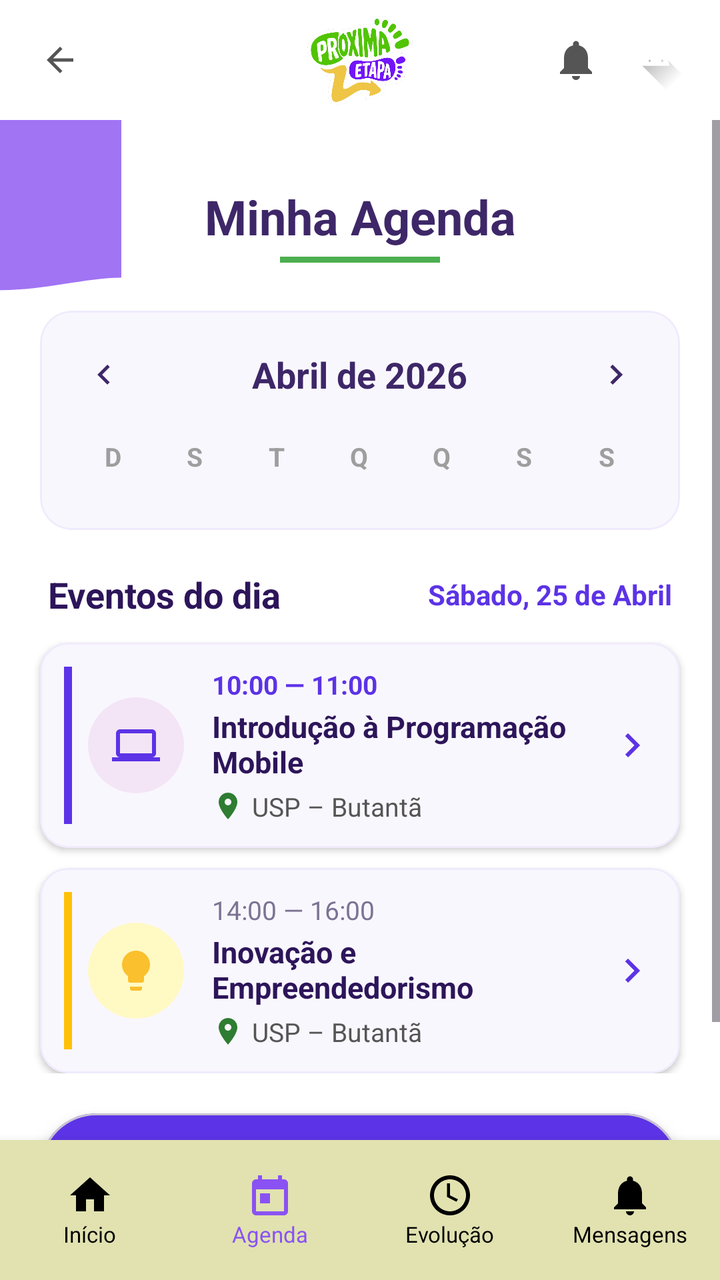
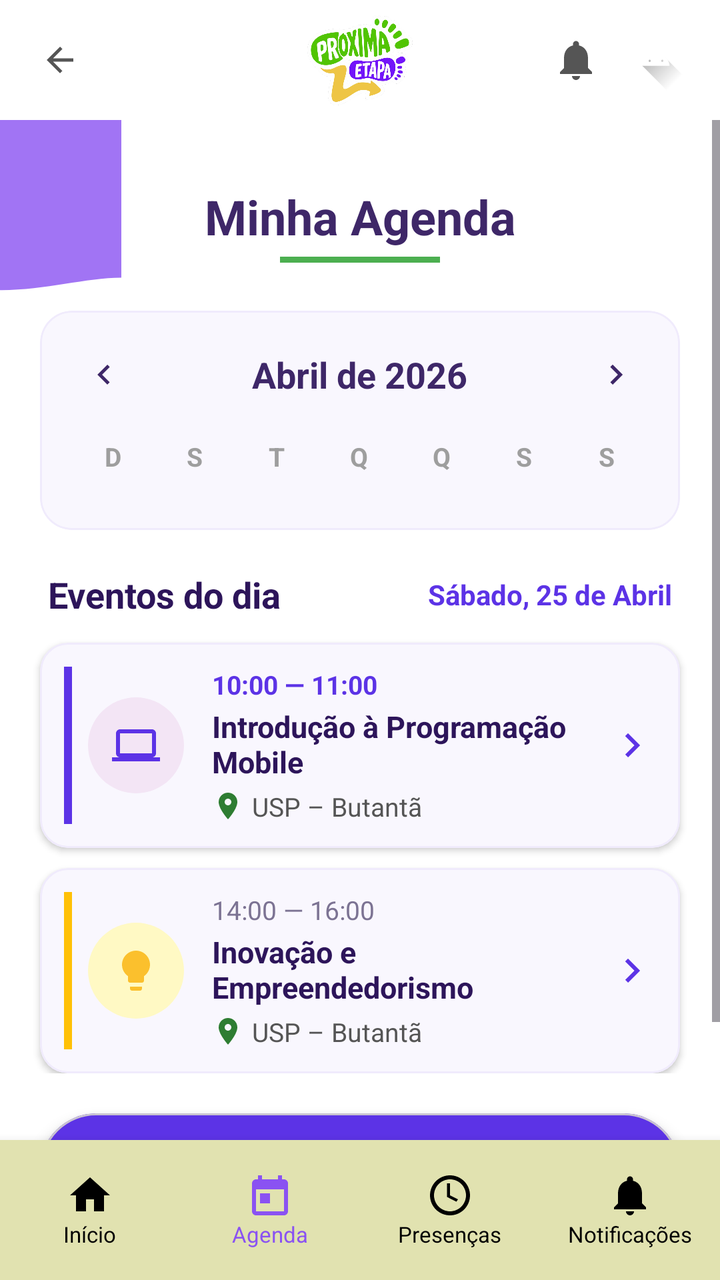

The first picture is an Android layout as it rendered before a commit; the second is the same layout after the commit. The layout source and the unified diff follow.
<!-- AndroidManifest.xml: application theme Theme.NextStepApp -->
<!-- res/layout/activity_agenda.xml -->
<?xml version="1.0" encoding="utf-8"?>
<androidx.constraintlayout.widget.ConstraintLayout xmlns:android="http://schemas.android.com/apk/res/android"
    xmlns:app="http://schemas.android.com/apk/res-auto"
    xmlns:tools="http://schemas.android.com/tools"
    android:layout_width="match_parent"
    android:layout_height="match_parent"
    android:background="@color/white"
    tools:context=".ui.AgendaActivity">

    
    <androidx.constraintlayout.widget.ConstraintLayout
        android:id="@+id/topBar"
        android:layout_width="match_parent"
        android:layout_height="60dp"
        android:paddingHorizontal="16dp"
        app:layout_constraintTop_toTopOf="parent">

        <ImageView
            android:id="@+id/btnBack"
            android:layout_width="28dp"
            android:layout_height="28dp"
            android:padding="4dp"
            android:src="@drawable/ic_back"
            app:layout_constraintBottom_toBottomOf="parent"
            app:layout_constraintStart_toStartOf="parent"
            app:layout_constraintTop_toTopOf="parent"
            app:tint="#555555" />

        <ImageView
            android:id="@+id/logoDetails"
            android:layout_width="110dp"
            android:layout_height="45dp"
            android:src="@drawable/logoproximaetapa"
            app:layout_constraintBottom_toBottomOf="parent"
            app:layout_constraintEnd_toEndOf="parent"
            app:layout_constraintStart_toStartOf="parent"
            app:layout_constraintTop_toTopOf="parent" />

        <ImageView
            android:id="@+id/btnNotification"
            android:layout_width="24dp"
            android:layout_height="24dp"
            android:layout_marginEnd="12dp"
            android:src="@drawable/ic_notifications"
            app:layout_constraintBottom_toBottomOf="parent"
            app:layout_constraintEnd_toStartOf="@id/btnProfile"
            app:layout_constraintTop_toTopOf="parent"
            app:tint="#555555" />

        <ImageView
            android:id="@+id/btnProfile"
            android:layout_width="32dp"
            android:layout_height="32dp"
            android:src="@drawable/ic_launcher_foreground"
            app:layout_constraintBottom_toBottomOf="parent"
            app:layout_constraintEnd_toEndOf="parent"
            app:layout_constraintTop_toTopOf="parent" />
    </androidx.constraintlayout.widget.ConstraintLayout>

    <ScrollView
        android:id="@+id/scrollAgenda"
        android:layout_width="match_parent"
        android:layout_height="0dp"
        android:fillViewport="true"
        app:layout_constraintBottom_toTopOf="@id/bottomNavigation"
        app:layout_constraintTop_toBottomOf="@id/topBar">

        <androidx.constraintlayout.widget.ConstraintLayout
            android:layout_width="match_parent"
            android:layout_height="wrap_content"
            android:paddingBottom="24dp">

            
            <View
                android:id="@+id/purpleDecoration"
                android:layout_width="120dp"
                android:layout_height="120dp"
                android:layout_marginStart="-60dp"
                android:layout_marginTop="-20dp"
                android:alpha="0.8"
                android:background="@drawable/bg_home_header"
                app:layout_constraintStart_toStartOf="parent"
                app:layout_constraintTop_toTopOf="parent" />

            <TextView
                android:id="@+id/tvHeaderTitle"
                android:layout_width="wrap_content"
                android:layout_height="wrap_content"
                android:layout_marginTop="32dp"
                android:text="Minha Agenda"
                android:textColor="#3E2768"
                android:textSize="24sp"
                android:textStyle="bold"
                app:layout_constraintEnd_toEndOf="parent"
                app:layout_constraintStart_toStartOf="parent"
                app:layout_constraintTop_toTopOf="parent" />

            <View
                android:id="@+id/titleUnderline"
                android:layout_width="80dp"
                android:layout_height="3dp"
                android:layout_marginTop="4dp"
                android:background="#4CAF50"
                app:layout_constraintEnd_toEndOf="parent"
                app:layout_constraintStart_toStartOf="parent"
                app:layout_constraintTop_toBottomOf="@id/tvHeaderTitle" />

            
            <com.google.android.material.card.MaterialCardView
                android:id="@+id/cardCalendarContainer"
                android:layout_width="match_parent"
                android:layout_height="wrap_content"
                android:layout_marginHorizontal="20dp"
                android:layout_marginTop="24dp"
                app:cardCornerRadius="16dp"
                app:cardElevation="0dp"
                app:strokeColor="#F0EBFC"
                app:strokeWidth="1dp"
                app:cardBackgroundColor="#F9F7FE"
                app:layout_constraintTop_toBottomOf="@id/titleUnderline">

                <LinearLayout
                    android:layout_width="match_parent"
                    android:layout_height="wrap_content"
                    android:orientation="vertical"
                    android:padding="16dp">

                    
                    <RelativeLayout
                        android:layout_width="match_parent"
                        android:layout_height="wrap_content"
                        android:layout_marginBottom="16dp">

                        <ImageView
                            android:id="@+id/btnPrevMonth"
                            android:layout_width="32dp"
                            android:layout_height="32dp"
                            android:layout_alignParentStart="true"
                            android:clickable="true"
                            android:focusable="true"
                            android:background="?attr/selectableItemBackgroundBorderless"
                            android:padding="6dp"
                            android:src="@drawable/ic_chevron_left"
                            app:tint="#3E2768" />

                        <TextView
                            android:id="@+id/tvMonthYear"
                            android:layout_width="wrap_content"
                            android:layout_height="wrap_content"
                            android:layout_centerInParent="true"
                            android:text="Abril de 2026"
                            android:textColor="#3E2768"
                            android:textSize="18sp"
                            android:textStyle="bold" />

                        <ImageView
                            android:id="@+id/btnNextMonth"
                            android:layout_width="32dp"
                            android:layout_height="32dp"
                            android:layout_alignParentEnd="true"
                            android:clickable="true"
                            android:focusable="true"
                            android:background="?attr/selectableItemBackgroundBorderless"
                            android:padding="6dp"
                            android:src="@drawable/ic_chevron_right"
                            app:tint="#3E2768" />
                    </RelativeLayout>

                    
                    <LinearLayout
                        android:layout_width="match_parent"
                        android:layout_height="wrap_content"
                        android:orientation="horizontal"
                        android:layout_marginBottom="12dp">

                        <TextView android:layout_width="0dp" android:layout_height="wrap_content" android:layout_weight="1" android:gravity="center" android:text="D" android:textColor="#9E9E9E" android:textSize="13sp" android:textStyle="bold" />
                        <TextView android:layout_width="0dp" android:layout_height="wrap_content" android:layout_weight="1" android:gravity="center" android:text="S" android:textColor="#9E9E9E" android:textSize="13sp" android:textStyle="bold" />
                        <TextView android:layout_width="0dp" android:layout_height="wrap_content" android:layout_weight="1" android:gravity="center" android:text="T" android:textColor="#9E9E9E" android:textSize="13sp" android:textStyle="bold" />
                        <TextView android:layout_width="0dp" android:layout_height="wrap_content" android:layout_weight="1" android:gravity="center" android:text="Q" android:textColor="#9E9E9E" android:textSize="13sp" android:textStyle="bold" />
                        <TextView android:layout_width="0dp" android:layout_height="wrap_content" android:layout_weight="1" android:gravity="center" android:text="Q" android:textColor="#9E9E9E" android:textSize="13sp" android:textStyle="bold" />
                        <TextView android:layout_width="0dp" android:layout_height="wrap_content" android:layout_weight="1" android:gravity="center" android:text="S" android:textColor="#9E9E9E" android:textSize="13sp" android:textStyle="bold" />
                        <TextView android:layout_width="0dp" android:layout_height="wrap_content" android:layout_weight="1" android:gravity="center" android:text="S" android:textColor="#9E9E9E" android:textSize="13sp" android:textStyle="bold" />
                    </LinearLayout>

                    
                    <GridLayout
                        android:id="@+id/gridCalendarDays"
                        android:layout_width="match_parent"
                        android:layout_height="wrap_content"
                        android:columnCount="7"
                        android:useDefaultMargins="false" />

                </LinearLayout>
            </com.google.android.material.card.MaterialCardView>

            
            <LinearLayout
                android:id="@+id/layoutSelectedDayEvents"
                android:layout_width="match_parent"
                android:layout_height="wrap_content"
                android:layout_marginTop="20dp"
                android:orientation="vertical"
                app:layout_constraintTop_toBottomOf="@id/cardCalendarContainer">

                <RelativeLayout
                    android:layout_width="match_parent"
                    android:layout_height="wrap_content"
                    android:paddingHorizontal="24dp">

                    <TextView
                        android:id="@+id/tvLabelEventos"
                        android:layout_width="wrap_content"
                        android:layout_height="wrap_content"
                        android:layout_alignParentStart="true"
                        android:text="Eventos do dia"
                        android:textColor="#2D155A"
                        android:textSize="18sp"
                        android:textStyle="bold" />

                    <TextView
                        android:id="@+id/tvDateSelectedSubtitle"
                        android:layout_width="wrap_content"
                        android:layout_height="wrap_content"
                        android:layout_alignParentEnd="true"
                        android:layout_centerVertical="true"
                        android:text="Sábado, 25 de Abril"
                        android:textColor="#5C33E6"
                        android:textSize="14sp"
                        android:textStyle="bold" />
                </RelativeLayout>

                
                <com.google.android.material.card.MaterialCardView
                    android:id="@+id/cardEventoDia1"
                    android:layout_width="match_parent"
                    android:layout_height="wrap_content"
                    android:layout_marginHorizontal="20dp"
                    android:layout_marginTop="12dp"
                    android:clickable="true"
                    android:focusable="true"
                    android:foreground="?attr/selectableItemBackground"
                    app:cardBackgroundColor="#F9F7FE"
                    app:cardCornerRadius="14dp"
                    app:cardElevation="2dp"
                    app:strokeColor="#F0EBFC"
                    app:strokeWidth="1dp">

                    <androidx.constraintlayout.widget.ConstraintLayout
                        android:layout_width="match_parent"
                        android:layout_height="wrap_content"
                        android:padding="12dp">

                        <View
                            android:layout_width="4dp"
                            android:layout_height="0dp"
                            android:background="#5C33E6"
                            app:layout_constraintBottom_toBottomOf="parent"
                            app:layout_constraintStart_toStartOf="parent"
                            app:layout_constraintTop_toTopOf="parent" />

                        <View
                            android:id="@+id/bgIconDia1"
                            android:layout_width="48dp"
                            android:layout_height="48dp"
                            android:layout_marginStart="12dp"
                            android:background="@drawable/light_purple_circle"
                            app:layout_constraintBottom_toBottomOf="parent"
                            app:layout_constraintStart_toStartOf="parent"
                            app:layout_constraintTop_toTopOf="parent" />

                        <ImageView
                            android:layout_width="24dp"
                            android:layout_height="24dp"
                            android:src="@drawable/ic_laptop"
                            app:layout_constraintBottom_toBottomOf="@id/bgIconDia1"
                            app:layout_constraintEnd_toEndOf="@id/bgIconDia1"
                            app:layout_constraintStart_toStartOf="@id/bgIconDia1"
                            app:layout_constraintTop_toTopOf="@id/bgIconDia1"
                            app:tint="#5C33E6" />

                        <TextView
                            android:id="@+id/tvHoraDia1"
                            android:layout_width="wrap_content"
                            android:layout_height="wrap_content"
                            android:layout_marginStart="14dp"
                            android:text="10:00 — 11:00"
                            android:textColor="#5C33E6"
                            android:textSize="13sp"
                            android:textStyle="bold"
                            app:layout_constraintStart_toEndOf="@id/bgIconDia1"
                            app:layout_constraintTop_toTopOf="parent" />

                        <TextView
                            android:id="@+id/tvTituloDia1"
                            android:layout_width="0dp"
                            android:layout_height="wrap_content"
                            android:layout_marginTop="2dp"
                            android:text="Introdução à Programação Mobile"
                            android:textColor="#2D155A"
                            android:textSize="15sp"
                            android:textStyle="bold"
                            app:layout_constraintEnd_toStartOf="@+id/ivArrowDia1"
                            app:layout_constraintStart_toStartOf="@id/tvHoraDia1"
                            app:layout_constraintTop_toBottomOf="@id/tvHoraDia1" />

                        <ImageView
                            android:id="@+id/icPinDia1"
                            android:layout_width="16dp"
                            android:layout_height="16dp"
                            android:layout_marginTop="4dp"
                            android:src="@drawable/ic_location"
                            app:layout_constraintStart_toStartOf="@id/tvTituloDia1"
                            app:layout_constraintTop_toBottomOf="@id/tvTituloDia1"
                            app:tint="#2E7D32" />

                        <TextView
                            android:layout_width="wrap_content"
                            android:layout_height="wrap_content"
                            android:layout_marginStart="4dp"
                            android:text="USP – Butantã"
                            android:textColor="#555555"
                            android:textSize="13sp"
                            app:layout_constraintBottom_toBottomOf="@id/icPinDia1"
                            app:layout_constraintStart_toEndOf="@id/icPinDia1"
                            app:layout_constraintTop_toTopOf="@id/icPinDia1" />

                        <ImageView
                            android:id="@+id/ivArrowDia1"
                            android:layout_width="24dp"
                            android:layout_height="24dp"
                            android:src="@drawable/ic_chevron_right"
                            app:layout_constraintBottom_toBottomOf="parent"
                            app:layout_constraintEnd_toEndOf="parent"
                            app:layout_constraintTop_toTopOf="parent"
                            app:tint="#5C33E6" />
                    </androidx.constraintlayout.widget.ConstraintLayout>
                </com.google.android.material.card.MaterialCardView>

                
                <com.google.android.material.card.MaterialCardView
                    android:id="@+id/cardEventoDia2"
                    android:layout_width="match_parent"
                    android:layout_height="wrap_content"
                    android:layout_marginHorizontal="20dp"
                    android:layout_marginTop="10dp"
                    android:clickable="true"
                    android:focusable="true"
                    android:foreground="?attr/selectableItemBackground"
                    app:cardBackgroundColor="#F9F7FE"
                    app:cardCornerRadius="14dp"
                    app:cardElevation="2dp"
                    app:strokeColor="#F0EBFC"
                    app:strokeWidth="1dp">

                    <androidx.constraintlayout.widget.ConstraintLayout
                        android:layout_width="match_parent"
                        android:layout_height="wrap_content"
                        android:padding="12dp">

                        <View
                            android:layout_width="4dp"
                            android:layout_height="0dp"
                            android:background="#FFC107"
                            app:layout_constraintBottom_toBottomOf="parent"
                            app:layout_constraintStart_toStartOf="parent"
                            app:layout_constraintTop_toTopOf="parent" />

                        <View
                            android:id="@+id/bgIconDia2"
                            android:layout_width="48dp"
                            android:layout_height="48dp"
                            android:layout_marginStart="12dp"
                            android:background="@drawable/light_yellow_circle"
                            app:layout_constraintBottom_toBottomOf="parent"
                            app:layout_constraintStart_toStartOf="parent"
                            app:layout_constraintTop_toTopOf="parent" />

                        <ImageView
                            android:layout_width="24dp"
                            android:layout_height="24dp"
                            android:src="@drawable/ic_lightbulb"
                            app:layout_constraintBottom_toBottomOf="@id/bgIconDia2"
                            app:layout_constraintEnd_toEndOf="@id/bgIconDia2"
                            app:layout_constraintStart_toStartOf="@id/bgIconDia2"
                            app:layout_constraintTop_toTopOf="@id/bgIconDia2"
                            app:tint="#FBC02D" />

                        <TextView
                            android:id="@+id/tvHoraDia2"
                            android:layout_width="wrap_content"
                            android:layout_height="wrap_content"
                            android:layout_marginStart="14dp"
                            android:text="14:00 — 16:00"
                            android:textColor="#7C7393"
                            android:textSize="13sp"
                            app:layout_constraintStart_toEndOf="@id/bgIconDia2"
                            app:layout_constraintTop_toTopOf="parent" />

                        <TextView
                            android:id="@+id/tvTituloDia2"
                            android:layout_width="0dp"
                            android:layout_height="wrap_content"
                            android:layout_marginTop="2dp"
                            android:text="Inovação e Empreendedorismo"
                            android:textColor="#2D155A"
                            android:textSize="15sp"
                            android:textStyle="bold"
                            app:layout_constraintEnd_toStartOf="@+id/ivArrowDia2"
                            app:layout_constraintStart_toStartOf="@id/tvHoraDia2"
                            app:layout_constraintTop_toBottomOf="@id/tvHoraDia2" />

                        <ImageView
                            android:id="@+id/icPinDia2"
                            android:layout_width="16dp"
                            android:layout_height="16dp"
                            android:layout_marginTop="4dp"
                            android:src="@drawable/ic_location"
                            app:layout_constraintStart_toStartOf="@id/tvTituloDia2"
                            app:layout_constraintTop_toBottomOf="@id/tvTituloDia2"
                            app:tint="#2E7D32" />

                        <TextView
                            android:layout_width="wrap_content"
                            android:layout_height="wrap_content"
                            android:layout_marginStart="4dp"
                            android:text="USP – Butantã"
                            android:textColor="#555555"
                            android:textSize="13sp"
                            app:layout_constraintBottom_toBottomOf="@id/icPinDia2"
                            app:layout_constraintStart_toEndOf="@id/icPinDia2"
                            app:layout_constraintTop_toTopOf="@id/icPinDia2" />

                        <ImageView
                            android:id="@+id/ivArrowDia2"
                            android:layout_width="24dp"
                            android:layout_height="24dp"
                            android:src="@drawable/ic_chevron_right"
                            app:layout_constraintBottom_toBottomOf="parent"
                            app:layout_constraintEnd_toEndOf="parent"
                            app:layout_constraintTop_toTopOf="parent"
                            app:tint="#5C33E6" />
                    </androidx.constraintlayout.widget.ConstraintLayout>
                </com.google.android.material.card.MaterialCardView>

                
                <TextView
                    android:id="@+id/tvEmptyEvents"
                    android:layout_width="match_parent"
                    android:layout_height="wrap_content"
                    android:layout_marginHorizontal="20dp"
                    android:layout_marginTop="12dp"
                    android:background="@drawable/bg_card_white"
                    android:gravity="center"
                    android:padding="20dp"
                    android:text="Nenhum evento agendado para esta data."
                    android:textColor="#888888"
                    android:textSize="14sp"
                    android:visibility="gone" />
            </LinearLayout>

            
            <com.google.android.material.card.MaterialCardView
                android:id="@+id/btnAbrirAgendaSemanal"
                android:layout_width="match_parent"
                android:layout_height="wrap_content"
                android:layout_marginHorizontal="20dp"
                android:layout_marginTop="20dp"
                android:clickable="true"
                android:focusable="true"
                android:foreground="?attr/selectableItemBackground"
                app:cardBackgroundColor="#5C33E6"
                app:cardCornerRadius="28dp"
                app:cardElevation="4dp"
                app:layout_constraintTop_toBottomOf="@id/layoutSelectedDayEvents">

                <androidx.constraintlayout.widget.ConstraintLayout
                    android:layout_width="match_parent"
                    android:layout_height="56dp"
                    android:paddingHorizontal="24dp">

                    <TextView
                        android:layout_width="wrap_content"
                        android:layout_height="wrap_content"
                        android:text="Ver Agenda dos Eventos"
                        android:textColor="@color/white"
                        android:textSize="16sp"
                        android:textStyle="bold"
                        app:layout_constraintBottom_toBottomOf="parent"
                        app:layout_constraintStart_toStartOf="parent"
                        app:layout_constraintTop_toTopOf="parent" />

                    <ImageView
                        android:layout_width="24dp"
                        android:layout_height="24dp"
                        android:src="@drawable/ic_chevron_right"
                        app:layout_constraintBottom_toBottomOf="parent"
                        app:layout_constraintEnd_toEndOf="parent"
                        app:layout_constraintTop_toTopOf="parent"
                        app:tint="@color/white" />
                </androidx.constraintlayout.widget.ConstraintLayout>
            </com.google.android.material.card.MaterialCardView>

        </androidx.constraintlayout.widget.ConstraintLayout>
    </ScrollView>

    
    <LinearLayout
        android:id="@+id/bottomNavigation"
        android:layout_width="match_parent"
        android:layout_height="70dp"
        android:background="#E1E2B0"
        android:elevation="8dp"
        android:orientation="horizontal"
        app:layout_constraintBottom_toBottomOf="parent">

        <LinearLayout
            android:id="@+id/nav_inicio"
            android:layout_width="0dp"
            android:layout_height="match_parent"
            android:layout_weight="1"
            android:clickable="true"
            android:focusable="true"
            android:foreground="?attr/selectableItemBackground"
            android:gravity="center"
            android:orientation="vertical">
            <ImageView android:layout_width="24dp" android:layout_height="24dp" android:src="@drawable/ic_home" app:tint="@color/black" />
            <TextView android:layout_width="wrap_content" android:layout_height="wrap_content" android:text="Início" android:textColor="@color/black" android:textSize="11sp" />
        </LinearLayout>

        <LinearLayout
            android:id="@+id/nav_agenda"
            android:layout_width="0dp"
            android:layout_height="match_parent"
            android:layout_weight="1"
            android:clickable="true"
            android:focusable="true"
            android:foreground="?attr/selectableItemBackground"
            android:gravity="center"
            android:orientation="vertical">
            <ImageView android:layout_width="24dp" android:layout_height="24dp" android:src="@drawable/ic_calendar" app:tint="@color/purple_primary" />
            <TextView android:layout_width="wrap_content" android:layout_height="wrap_content" android:text="Agenda" android:textColor="@color/purple_primary" android:textSize="11sp" />
        </LinearLayout>

        <LinearLayout
            android:id="@+id/nav_evolucao"
            android:layout_width="0dp"
            android:layout_height="match_parent"
            android:layout_weight="1"
            android:clickable="true"
            android:focusable="true"
            android:foreground="?attr/selectableItemBackground"
            android:gravity="center"
            android:orientation="vertical">
            <ImageView android:layout_width="24dp" android:layout_height="24dp" android:src="@drawable/ic_presence" app:tint="@color/black" />
            <TextView android:layout_width="wrap_content" android:layout_height="wrap_content" android:text="Evolução" android:textColor="@color/black" android:textSize="11sp" />
        </LinearLayout>

        <LinearLayout
            android:id="@+id/nav_mensagens"
            android:layout_width="0dp"
            android:layout_height="match_parent"
            android:layout_weight="1"
            android:clickable="true"
            android:focusable="true"
            android:foreground="?attr/selectableItemBackground"
            android:gravity="center"
            android:orientation="vertical">
            <ImageView android:layout_width="24dp" android:layout_height="24dp" android:src="@drawable/ic_notifications" app:tint="@color/black" />
            <TextView android:layout_width="wrap_content" android:layout_height="wrap_content" android:text="Mensagens" android:textColor="@color/black" android:textSize="11sp" />
        </LinearLayout>
    </LinearLayout>

</androidx.constraintlayout.widget.ConstraintLayout>
<!-- resources referenced by this layout -->
<resources>
  <color name="black">#FF000000</color>
  <color name="purple_primary">#8A52F2</color>
  <color name="white">#FFFFFFFF</color>
  <!-- drawable bg_card_white (drawable) -->
  <?xml version="1.0" encoding="utf-8"?>
  <shape xmlns:android="http://schemas.android.com/apk/res/android">
      <solid android:color="@color/white" />
      <stroke android:width="1dp" android:color="#ECEFF1" />
      <corners android:radius="14dp" />
  </shape>
  <!-- drawable bg_home_header (drawable) -->
  <?xml version="1.0" encoding="utf-8"?>
  <vector xmlns:android="http://schemas.android.com/apk/res/android"
      android:width="412dp"
      android:height="220dp"
      android:viewportWidth="412"
      android:viewportHeight="220">
      <path
          android:fillColor="@color/purple_primary"
          android:pathData="M0,0 H412 V180 C300,180 150,220 0,150 Z" />
  </vector>
  <!-- drawable ic_back (drawable) -->
  <vector xmlns:android="http://schemas.android.com/apk/res/android"
      android:width="24dp"
      android:height="24dp"
      android:viewportWidth="24"
      android:viewportHeight="24">
      <path
          android:fillColor="#FF000000"
          android:pathData="M20,11H7.83l5.59,-5.59L12,4l-8,8 8,8 1.41,-1.41L7.83,13H20v-2z" />
  </vector>
  <!-- drawable ic_calendar (drawable) -->
  <vector xmlns:android="http://schemas.android.com/apk/res/android"
      android:width="24dp"
      android:height="24dp"
      android:viewportWidth="24"
      android:viewportHeight="24">
      <path
          android:fillColor="#FF000000"
          android:pathData="M19,4H18V2H16V4H8V2H6V4H5C3.89,4 3.01,4.9 3.01,6L3,20C3,21.1 3.89,22 5,22H19C20.1,22 21,21.1 21,20V6C21,4.9 20.1,4 19,4ZM19,20H5V9H19V20ZM7,11H12V16H7V11Z" />
  </vector>
  <!-- drawable ic_chevron_left (drawable) -->
  <vector xmlns:android="http://schemas.android.com/apk/res/android"
      android:width="24dp"
      android:height="24dp"
      android:viewportWidth="24"
      android:viewportHeight="24">
      <path
          android:fillColor="#FF000000"
          android:pathData="M15.41,7.41L14,6l-6,6 6,6 1.41-1.41L10.83,12z" />
  </vector>
  <!-- drawable ic_chevron_right (drawable) -->
  <vector xmlns:android="http://schemas.android.com/apk/res/android"
      android:width="24dp"
      android:height="24dp"
      android:viewportWidth="24"
      android:viewportHeight="24">
      <path
          android:fillColor="#FF000000"
          android:pathData="M10,6L8.59,7.41L13.17,12L8.59,16.59L10,18L16,12L10,6Z" />
  </vector>
  <!-- drawable ic_home (drawable) -->
  <vector xmlns:android="http://schemas.android.com/apk/res/android"
      android:width="24dp"
      android:height="24dp"
      android:viewportWidth="24"
      android:viewportHeight="24">
      <path
          android:fillColor="#FF000000"
          android:pathData="M10,20V14H14V20H19V12H22L12,3L2,12H5V20H10Z" />
  </vector>
  <!-- drawable ic_laptop (drawable) -->
  <vector xmlns:android="http://schemas.android.com/apk/res/android"
      android:width="24dp"
      android:height="24dp"
      android:viewportWidth="24"
      android:viewportHeight="24">
      <path
          android:fillColor="#FF000000"
          android:pathData="M20,18c1.1,0 2,-0.9 2,-2V6c0,-1.1 -0.9,-2 -2,-2H4c-1.1,0 -2,0.9 -2,2v10c0,1.1 0.9,2 2,2H0v2h24v-2h-4zM4,6h16v10H4V6z" />
  </vector>
  <!-- drawable light_purple_circle (drawable) -->
  <?xml version="1.0" encoding="utf-8"?>
  <shape xmlns:android="http://schemas.android.com/apk/res/android"
      android:shape="oval">
      <solid android:color="#F3E5F5" />
  </shape>
  <!-- drawable light_yellow_circle (drawable) -->
  <?xml version="1.0" encoding="utf-8"?>
  <shape xmlns:android="http://schemas.android.com/apk/res/android"
      android:shape="oval">
      <solid android:color="#FFF9C4" />
  </shape>
  <style name="Theme.NextStepApp" parent="Base.Theme.NextStepApp" />
  <style name="Base.Theme.NextStepApp" parent="Theme.Material3.DayNight.NoActionBar">
          
          
      </style>
  <!-- unchanged entries left out for length: 6 -->
</resources>

<!-- the commit's change to res/layout/activity_agenda.xml (unified diff, before → after) -->
@@ -542,7 +542,7 @@
         </LinearLayout>
 
         <LinearLayout
-            android:id="@+id/nav_evolucao"
+            android:id="@+id/nav_presencas"
             android:layout_width="0dp"
             android:layout_height="match_parent"
             android:layout_weight="1"
@@ -552,11 +552,11 @@
             android:gravity="center"
             android:orientation="vertical">
             <ImageView android:layout_width="24dp" android:layout_height="24dp" android:src="@drawable/ic_presence" app:tint="@color/black" />
-            <TextView android:layout_width="wrap_content" android:layout_height="wrap_content" android:text="Evolução" android:textColor="@color/black" android:textSize="11sp" />
+            <TextView android:layout_width="wrap_content" android:layout_height="wrap_content" android:text="Presenças" android:textColor="@color/black" android:textSize="11sp" />
         </LinearLayout>
 
         <LinearLayout
-            android:id="@+id/nav_mensagens"
+            android:id="@+id/nav_notificacoes"
             android:layout_width="0dp"
             android:layout_height="match_parent"
             android:layout_weight="1"
@@ -566,7 +566,7 @@
             android:gravity="center"
             android:orientation="vertical">
             <ImageView android:layout_width="24dp" android:layout_height="24dp" android:src="@drawable/ic_notifications" app:tint="@color/black" />
-            <TextView android:layout_width="wrap_content" android:layout_height="wrap_content" android:text="Mensagens" android:textColor="@color/black" android:textSize="11sp" />
+            <TextView android:layout_width="wrap_content" android:layout_height="wrap_content" android:text="Notificações" android:textColor="@color/black" android:textSize="11sp" />
         </LinearLayout>
     </LinearLayout>
 
